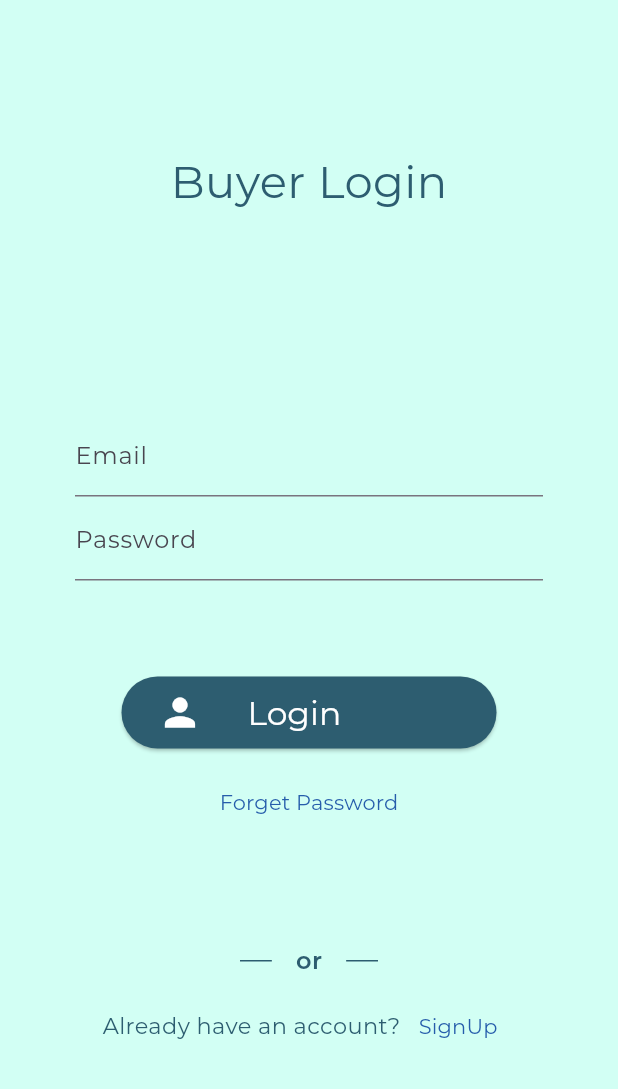
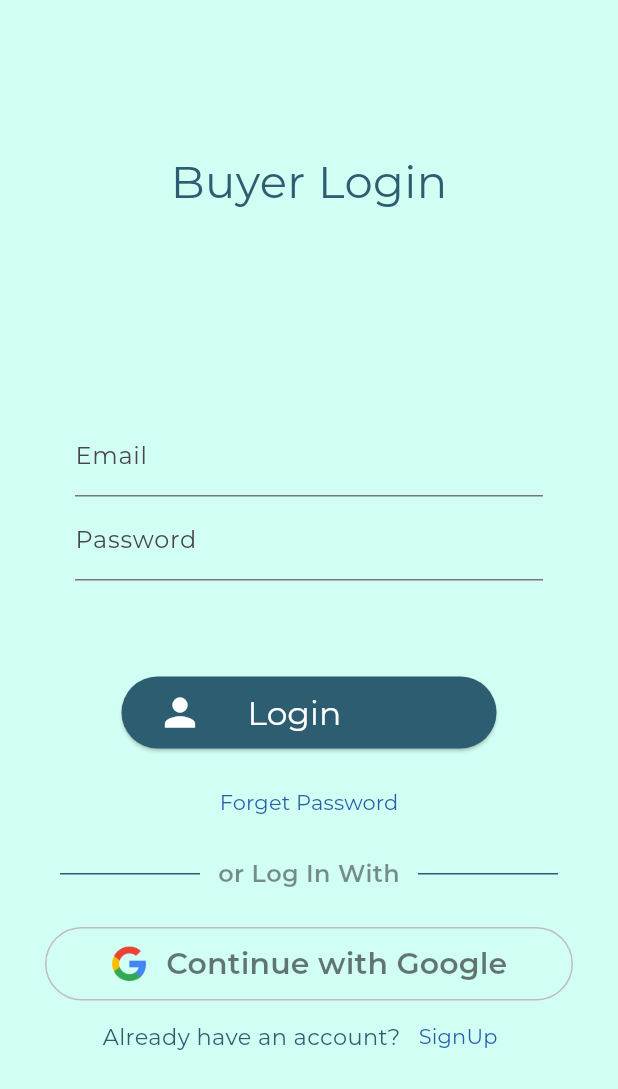
Before and after one commit to ArslanYousaf12/home-front-pk, a Flutter app: the screen it shows after launch, after a tap on "Buy Service", on a phone screen of 412 x 824 dp. Shown: the top 1089 px of the screen. Run offline on Flutter 3.47's test engine with Material 3 defaults, Android fonts, the phone set to English and light mode, and no system bars; our stand-ins replace carousel_slider, cloud_firestore, firebase_auth, firebase_core, flutter_riverpod, font_awesome_flutter and 3 more; accounts and stored records are empty; network calls fail.

Commit message:
google auth added

```diff
--- /dev/null
+++ b/lib/src/common_widgets/custome_outline_button.dart
@@ -0,0 +1,49 @@
+import 'package:flutter/material.dart';
+
+class CustomOutlineButton extends StatelessWidget {
+  const CustomOutlineButton({
+    super.key,
+    this.onTap,
+    this.buttonTitle = "Go Back",
+    this.borderColor = Colors.black,
+    this.titleColor = Colors.white,
+    this.child,
+    this.icon,
+  });
+  final Function()? onTap;
+  final String buttonTitle;
+  final Color? borderColor;
+  final Color? titleColor;
+  final Widget? child;
+  final Widget? icon;
+
+  @override
+  Widget build(BuildContext context) {
+    return OutlinedButton(
+      style: OutlinedButton.styleFrom(
+        side: BorderSide(color: borderColor!),
+      ),
+      onPressed: onTap,
+      child: child ??
+          Row(
+            mainAxisAlignment: MainAxisAlignment.center,
+            crossAxisAlignment: CrossAxisAlignment.center,
+            children: [
+              if (icon != null) ...[
+                icon!,
+                const SizedBox(
+                  width: 12,
+                )
+              ],
+              Text(
+                buttonTitle,
+                style: Theme.of(context)
+                    .textTheme
+                    .displayMedium
+                    ?.copyWith(color: titleColor, fontWeight: FontWeight.w600),
+              ),
+            ],
+          ),
+    );
+  }
+}
--- /dev/null
+++ b/lib/src/features/authentication/presentation/sign_in/google_signin_button.dart
@@ -0,0 +1,46 @@
+import 'package:flutter/material.dart';
+import 'package:flutter_riverpod/flutter_riverpod.dart';
+import 'package:go_router/go_router.dart';
+import 'package:home_front_pk/src/common_widgets/custome_outline_button.dart';
+import 'package:home_front_pk/src/features/authentication/presentation/shared/google_signIn_controller.dart';
+import 'package:home_front_pk/src/routing/app_router.dart';
+
+class GoogleLoginButton extends ConsumerWidget {
+  GoogleLoginButton({
+    super.key,
+    required this.onPressed,
+  });
+  final VoidCallback onPressed;
+
+  @override
+  Widget build(BuildContext context, WidgetRef ref) {
+    return CustomOutlineButton(
+      onTap: onPressed,
+      borderColor: Colors.grey.shade400,
+      child: Padding(
+        padding: const EdgeInsets.all(10.0),
+        child: Row(
+          mainAxisAlignment: MainAxisAlignment.center,
+          crossAxisAlignment: CrossAxisAlignment.center,
+          children: [
+            Image.asset(
+              'assets/signin/google.png',
+              height: 25,
+            ),
+            const SizedBox(
+              width: 12,
+            ),
+            const Text(
+              "Continue with Google",
+              style: TextStyle(
+                fontSize: 20,
+                fontWeight: FontWeight.w600,
+                color: Colors.black54,
+              ),
+            ),
+          ],
+        ),
+      ),
+    );
+  }
+}
--- a/lib/src/features/authentication/presentation/sign_in/sign_in.dart
+++ b/lib/src/features/authentication/presentation/sign_in/sign_in.dart
@@ -1,8 +1,8 @@
 import 'package:flutter/material.dart';
-
-
+import 'package:home_front_pk/src/common_widgets/action_load_button.dart';
 
 import 'package:home_front_pk/src/constants/app_sizes.dart';
+import 'package:home_front_pk/src/features/authentication/presentation/sign_in/google_signin_button.dart';
 
 import 'package:home_front_pk/src/utils/constants.dart';
 
@@ -11,14 +11,16 @@ class SignInScreen extends StatelessWidget {
       {super.key,
       required this.topText,
       required this.signInForm,
-      required this.signUp});
+      required this.signUp,
+      required this.googleSignIn});
   final String topText;
   final Widget signInForm;
   final void Function() signUp;
+  final void Function() googleSignIn;
 
   Widget orDivider() {
     return Padding(
-      padding: const EdgeInsets.symmetric(horizontal: 130, vertical: 8),
+      padding: const EdgeInsets.symmetric(horizontal: 10, vertical: 8),
       child: Row(
         children: [
           Flexible(
@@ -28,12 +30,13 @@ class SignInScreen extends StatelessWidget {
             ),
           ),
           const Padding(
-            padding: EdgeInsets.symmetric(horizontal: 16),
+            padding: EdgeInsets.symmetric(horizontal: 12),
             child: Text(
-              'or',
+              'or Log In With',
               style: TextStyle(
                 fontSize: 16,
                 fontWeight: FontWeight.w600,
+                color: Colors.black45,
               ),
             ),
           ),
@@ -79,11 +82,15 @@ class SignInScreen extends StatelessWidget {
                       gapH32,
                       Padding(
                         padding: const EdgeInsets.only(
-                            top: 100, bottom: 30, left: 20, right: 20),
+                            top: 100, bottom: 0, left: 20, right: 20),
                         child: signInForm,
                       ),
-                      gapH32,
+                      gapH4,
                       orDivider(),
+                      gapH16,
+                      GoogleLoginButton(
+                        onPressed: googleSignIn,
+                      ),
                     ],
                   ),
                 ),
--- a/pubspec.yaml
+++ b/pubspec.yaml
@@ -46,6 +46,7 @@ dependencies:
   firebase_core: 2.31.0
   firebase_auth: 4.19.5
   cloud_firestore: 4.17.3
+  google_sign_in: 6.2.1
 
 dev_dependencies:
   flutter_test:
```
Also changed, not shown: lib/src/features/authentication/data/auth_repository.dart (+11 -0 lines), lib/src/features/authentication/presentation/shared/google_signIn_controller.dart (added, +23 -0 lines), lib/src/features/authentication/presentation/sign_in/client_signin.dart (+9 -0 lines), lib/src/features/authentication/presentation/sign_in/constructor_signin.dart (+9 -0 lines), lib/src/features/authentication/presentation/sign_in/designer_signin.dart (+9 -0 lines), assets/signin/google.png (added), pubspec.lock, 1 other file.
